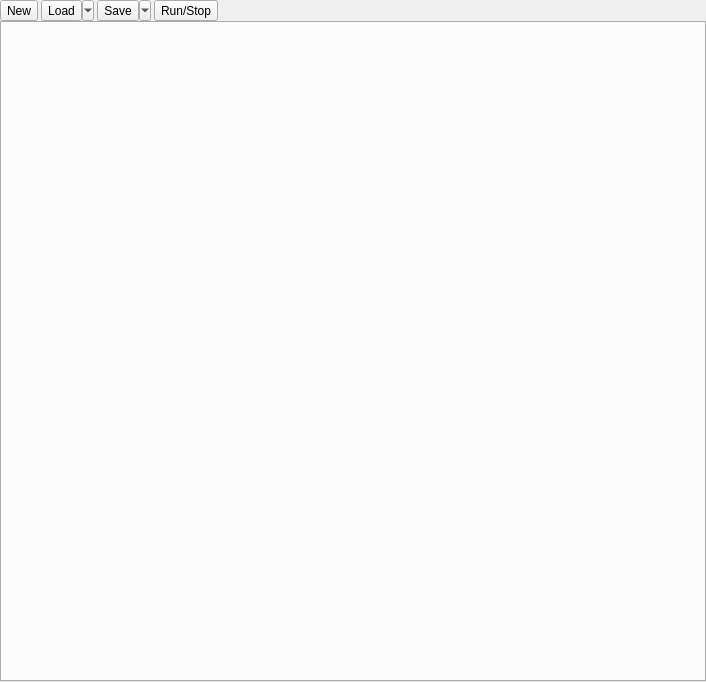
This is interface/ui/scriptEditorWindow.ui in vircadia/vircadia-native-core as Qt 5 draws it before an edit. The edited form follows.
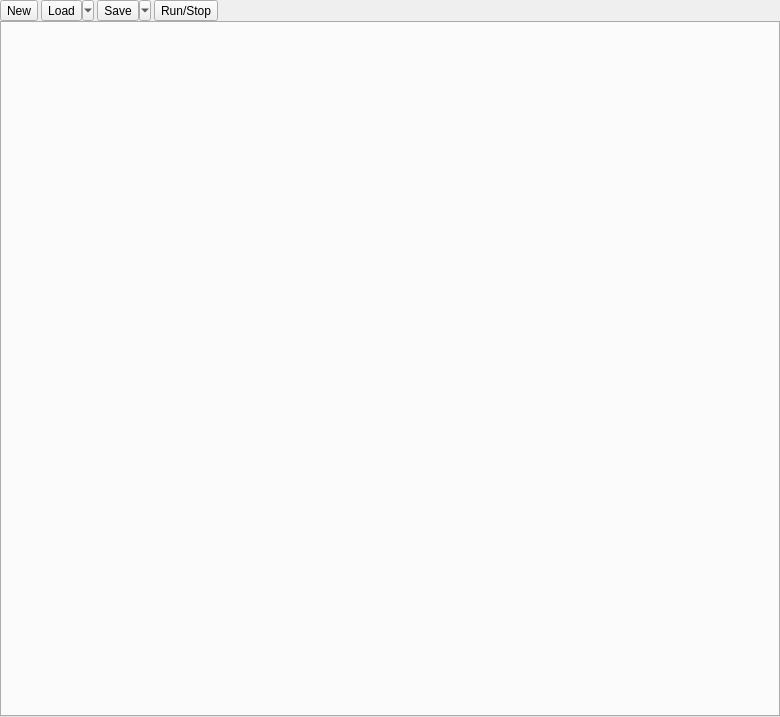
This is the edited form. Icons and pictures are not drawn.

Commit message: Resized ScriptEditorWindow

Diff of the .ui file:
```diff
--- a/interface/ui/scriptEditorWindow.ui
+++ b/interface/ui/scriptEditorWindow.ui
@@ -9,8 +9,8 @@
    <rect>
     <x>0</x>
     <y>0</y>
-    <width>706</width>
-    <height>682</height>
+    <width>780</width>
+    <height>717</height>
    </rect>
   </property>
   <property name="minimumSize">
```
